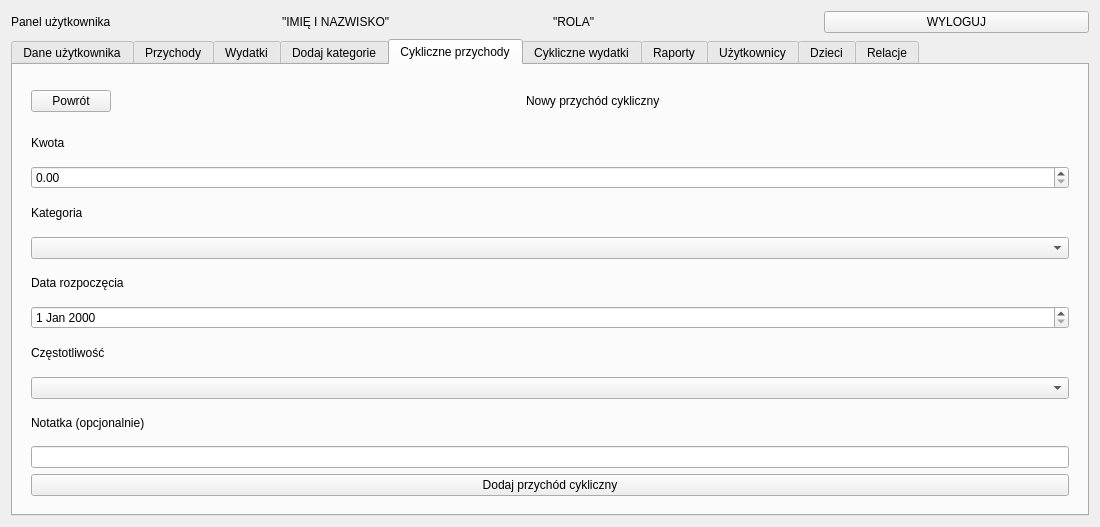
Old version of the form ui/User_Panel.ui in the repository Dawid-Robak-IG/BUDZET_DOMOWY.
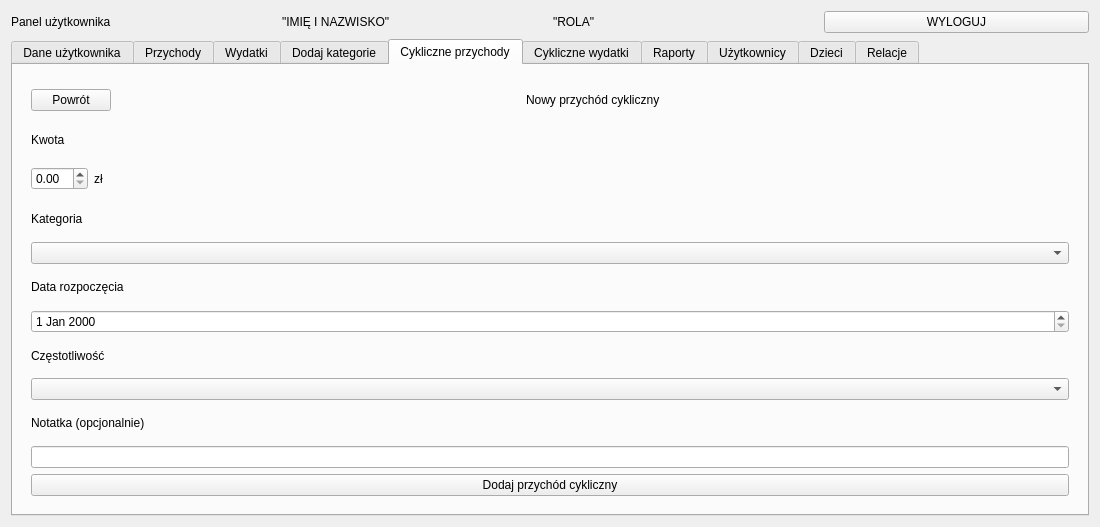
New version of the form. The open tabs and pages were chosen to show the change.

Diff of the .ui file:
```diff
--- a/ui/User_Panel.ui
+++ b/ui/User_Panel.ui
@@ -844,7 +844,31 @@
             </widget>
            </item>
            <item>
-            <widget class="QDoubleSpinBox" name="doubleSpinBox_kwotaCP"/>
+            <layout class="QHBoxLayout" name="horizontalLayout_32">
+             <item>
+              <widget class="QDoubleSpinBox" name="doubleSpinBox_kwotaCP"/>
+             </item>
+             <item>
+              <widget class="QLabel" name="label_47">
+               <property name="text">
+                <string>zł</string>
+               </property>
+              </widget>
+             </item>
+             <item>
+              <spacer name="horizontalSpacer_28">
+               <property name="orientation">
+                <enum>Qt::Horizontal</enum>
+               </property>
+               <property name="sizeHint" stdset="0">
+                <size>
+                 <width>40</width>
+                 <height>20</height>
+                </size>
+               </property>
+              </spacer>
+             </item>
+            </layout>
            </item>
            <item>
             <widget class="QLabel" name="label_31">
```
Left out of the diff: 46 changed lines with no effect on the pictures.
